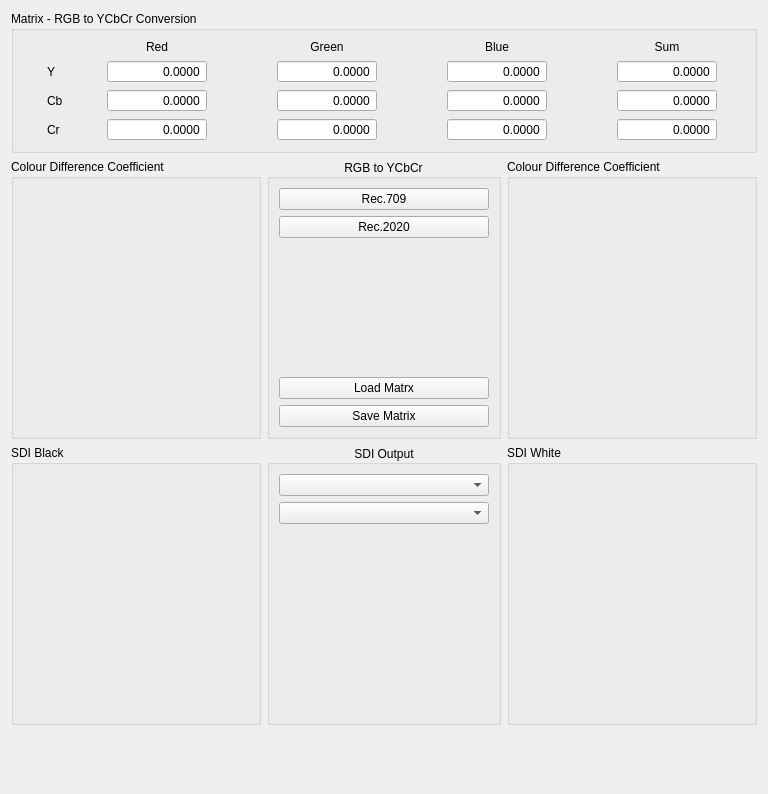
Before: the Qt Designer form dct_widgets/outbox/outbox.ui in KAYA-Instruments/SDI-Control-Point, drawn with Qt 5.
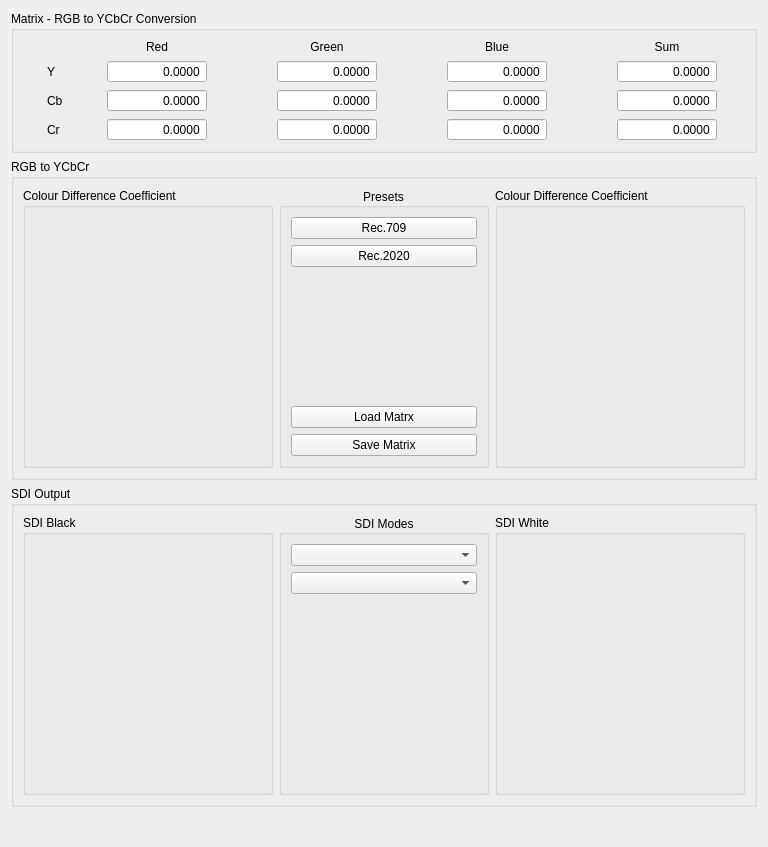
After: the same form once the commit is applied. Custom widgets are drawn as their Qt base class.

Commit message:
Hide color conversion matrix elements on out tab
- The user will now mostly use the new "color_space" command instead
  of manually setting the color conversion so this feature is now
  hidden and only visible in engineering mode

```diff
--- a/dct_widgets/outbox/outbox.ui
+++ b/dct_widgets/outbox/outbox.ui
@@ -7,7 +7,7 @@
     <x>0</x>
     <y>0</y>
     <width>768</width>
-    <height>794</height>
+    <height>847</height>
    </rect>
   </property>
   <property name="windowTitle">
@@ -688,68 +688,12 @@
     </widget>
    </item>
    <item>
-    <layout class="QGridLayout" name="gridLayout_4">
-     <item row="1" column="1">
-      <widget class="QGroupBox" name="gbxSdiOutput">
-       <property name="minimumSize">
-        <size>
-         <width>0</width>
-         <height>280</height>
-        </size>
-       </property>
+    <widget class="QGroupBox" name="gbxRGBtoYCbCr">
        <property name="title">
-        <string>SDI Output</string>
-       </property>
-       <property name="alignment">
-        <set>Qt::AlignCenter</set>
-       </property>
-       <layout class="QGridLayout" name="gridLayout_2">
-        <item row="0" column="0">
-         <widget class="QComboBox" name="cbxSdiMode">
-          <property name="minimumSize">
-           <size>
-            <width>180</width>
-            <height>0</height>
-           </size>
-          </property>
-          <property name="focusPolicy">
-           <enum>Qt::StrongFocus</enum>
-          </property>
-         </widget>
-        </item>
-        <item row="2" column="0">
-         <widget class="QComboBox" name="cbxCsMode">
-          <property name="minimumSize">
-           <size>
-            <width>180</width>
-            <height>0</height>
-           </size>
-          </property>
-          <property name="focusPolicy">
-           <enum>Qt::StrongFocus</enum>
-          </property>
-         </widget>
-        </item>
-        <item row="3" column="0">
-         <spacer name="verticalSpacer">
-          <property name="orientation">
-           <enum>Qt::Vertical</enum>
-          </property>
-          <property name="sizeType">
-           <enum>QSizePolicy::MinimumExpanding</enum>
-          </property>
-          <property name="sizeHint" stdset="0">
-           <size>
-            <width>20</width>
-            <height>40</height>
-           </size>
-          </property>
-         </spacer>
-        </item>
-       </layout>
-      </widget>
-     </item>
-     <item row="0" column="0">
+      <string>RGB to YCbCr</string>
+     </property>
+     <layout class="QHBoxLayout" name="horizontalLayout">
+      <item>
       <widget class="SingleChannelKnobBox" name="Kred">
        <property name="minimumSize">
         <size>
@@ -801,146 +745,8 @@
        </property>
       </widget>
      </item>
-     <item row="1" column="0">
-      <widget class="SingleChannelKnobBox" name="SdiBlack">
-       <property name="minimumSize">
-        <size>
-         <width>250</width>
-         <height>280</height>
-        </size>
-       </property>
-       <property name="focusPolicy">
-        <enum>Qt::TabFocus</enum>
-       </property>
-       <property name="toolTip">
-        <string/>
-       </property>
-       <property name="whatsThis">
-        <string/>
-       </property>
-       <property name="title">
-        <string>SDI Black</string>
-       </property>
-       <property name="minimum" stdset="0">
-        <number>-56</number>
-       </property>
-       <property name="maximum" stdset="0">
-        <number>56</number>
-       </property>
-       <property name="base">
-        <number>10</number>
-       </property>
-       <property name="comma" stdset="0">
-        <number>0</number>
-       </property>
-       <property name="maxAngle">
-        <number>150</number>
-       </property>
-       <property name="needleImage">
-        <pixmap resource="../../resource/resource.qrc">:/images/needle/dial-pointer.png</pixmap>
-       </property>
-       <property name="backgroundImage">
-        <pixmap resource="../../resource/resource.qrc">:/images/back/dial-back-gray.png</pixmap>
-       </property>
-      </widget>
-     </item>
-     <item row="0" column="2">
-      <widget class="SingleChannelKnobBox" name="Kblue">
-       <property name="minimumSize">
-        <size>
-         <width>250</width>
-         <height>280</height>
-        </size>
-       </property>
-       <property name="maximumSize">
-        <size>
-         <width>16777215</width>
-         <height>16777215</height>
-        </size>
-       </property>
-       <property name="focusPolicy">
-        <enum>Qt::TabFocus</enum>
-       </property>
-       <property name="toolTip">
-        <string/>
-       </property>
-       <property name="whatsThis">
-        <string/>
-       </property>
-       <property name="title">
-        <string>Colour Difference Coefficient</string>
-       </property>
-       <property name="maxRounds">
-        <number>1</number>
-       </property>
-       <property name="maximum" stdset="0">
-        <number>5000</number>
-       </property>
-       <property name="base">
-        <number>10</number>
-       </property>
-       <property name="comma" stdset="0">
-        <number>4</number>
-       </property>
-       <property name="displayMultiplier">
-        <number>1</number>
-       </property>
-       <property name="maxAngle">
-        <number>150</number>
-       </property>
-       <property name="needleImage">
-        <pixmap resource="../../resource/resource.qrc">:/images/needle/dial-pointer.png</pixmap>
-       </property>
-       <property name="backgroundImage">
-        <pixmap resource="../../resource/resource.qrc">:/images/back/dial-back-blue.png</pixmap>
-       </property>
-      </widget>
-     </item>
-     <item row="1" column="2">
-      <widget class="SingleChannelKnobBox" name="SdiWhite">
-       <property name="minimumSize">
-        <size>
-         <width>250</width>
-         <height>280</height>
-        </size>
-       </property>
-       <property name="focusPolicy">
-        <enum>Qt::TabFocus</enum>
-       </property>
-       <property name="toolTip">
-        <string/>
-       </property>
-       <property name="whatsThis">
-        <string/>
-       </property>
-       <property name="title">
-        <string>SDI White</string>
-       </property>
-       <property name="minimum" stdset="0">
-        <number>-82</number>
-       </property>
-       <property name="maximum" stdset="0">
-        <number>82</number>
-       </property>
-       <property name="base">
-        <number>10</number>
-       </property>
-       <property name="comma" stdset="0">
-        <number>0</number>
-       </property>
-       <property name="maxAngle">
-        <number>150</number>
-       </property>
-       <property name="needleImage">
-        <pixmap resource="../../resource/resource.qrc">:/images/needle/dial-pointer.png</pixmap>
-       </property>
-       <property name="backgroundImage">
-        <pixmap resource="../../resource/resource.qrc">:/images/back/dial-back-gray.png</pixmap>
-       </property>
-      </widget>
-     </item>
-     <item row="0" column="1">
-      <widget class="QGroupBox" name="RGBtoYCBCr">
+      <item>
+       <widget class="QGroupBox" name="gbxPresets">
        <property name="minimumSize">
         <size>
          <width>0</width>
@@ -948,7 +754,7 @@
         </size>
        </property>
        <property name="title">
-        <string>RGB to YCbCr</string>
+         <string>Presets</string>
        </property>
        <property name="alignment">
         <set>Qt::AlignCenter</set>
@@ -1028,7 +834,228 @@
        </layout>
       </widget>
      </item>
-    </layout>
+      <item>
+       <widget class="SingleChannelKnobBox" name="Kblue">
+        <property name="minimumSize">
+         <size>
+          <width>250</width>
+          <height>280</height>
+         </size>
+        </property>
+        <property name="maximumSize">
+         <size>
+          <width>16777215</width>
+          <height>16777215</height>
+         </size>
+        </property>
+        <property name="focusPolicy">
+         <enum>Qt::TabFocus</enum>
+        </property>
+        <property name="toolTip">
+         <string/>
+        </property>
+        <property name="whatsThis">
+         <string/>
+        </property>
+        <property name="title">
+         <string>Colour Difference Coefficient</string>
+        </property>
+        <property name="maxRounds">
+         <number>1</number>
+        </property>
+        <property name="maximum" stdset="0">
+         <number>5000</number>
+        </property>
+        <property name="base">
+         <number>10</number>
+        </property>
+        <property name="comma" stdset="0">
+         <number>4</number>
+        </property>
+        <property name="displayMultiplier">
+         <number>1</number>
+        </property>
+        <property name="maxAngle">
+         <number>150</number>
+        </property>
+        <property name="needleImage">
+         <pixmap resource="../../resource/resource.qrc">:/images/needle/dial-pointer.png</pixmap>
+        </property>
+        <property name="backgroundImage">
+         <pixmap resource="../../resource/resource.qrc">:/images/back/dial-back-blue.png</pixmap>
+        </property>
+       </widget>
+      </item>
+     </layout>
+    </widget>
+   </item>
+   <item>
+    <widget class="QGroupBox" name="gbxSdiOutput">
+     <property name="title">
+      <string>SDI Output</string>
+     </property>
+     <layout class="QHBoxLayout" name="horizontalLayout_2">
+      <item>
+       <widget class="SingleChannelKnobBox" name="SdiBlack">
+        <property name="minimumSize">
+         <size>
+          <width>250</width>
+          <height>280</height>
+         </size>
+        </property>
+        <property name="focusPolicy">
+         <enum>Qt::TabFocus</enum>
+        </property>
+        <property name="toolTip">
+         <string/>
+        </property>
+        <property name="whatsThis">
+         <string/>
+        </property>
+        <property name="title">
+         <string>SDI Black</string>
+        </property>
+        <property name="minimum" stdset="0">
+         <number>-56</number>
+        </property>
+        <property name="maximum" stdset="0">
+         <number>56</number>
+        </property>
+        <property name="base">
+         <number>10</number>
+        </property>
+        <property name="comma" stdset="0">
+         <number>0</number>
+        </property>
+        <property name="maxAngle">
+         <number>150</number>
+        </property>
+        <property name="needleImage">
+         <pixmap resource="../../resource/resource.qrc">:/images/needle/dial-pointer.png</pixmap>
+        </property>
+        <property name="backgroundImage">
+         <pixmap resource="../../resource/resource.qrc">:/images/back/dial-back-gray.png</pixmap>
+        </property>
+       </widget>
+      </item>
+      <item>
+       <widget class="QGroupBox" name="gbxModes">
+        <property name="minimumSize">
+         <size>
+          <width>0</width>
+          <height>280</height>
+         </size>
+        </property>
+        <property name="title">
+         <string>SDI Modes</string>
+        </property>
+        <property name="alignment">
+         <set>Qt::AlignCenter</set>
+        </property>
+        <layout class="QGridLayout" name="gridLayout_2">
+         <item row="0" column="0">
+          <widget class="QComboBox" name="cbxSdiMode">
+           <property name="minimumSize">
+            <size>
+             <width>180</width>
+             <height>0</height>
+            </size>
+           </property>
+           <property name="focusPolicy">
+            <enum>Qt::StrongFocus</enum>
+           </property>
+          </widget>
+         </item>
+         <item row="2" column="0">
+          <widget class="QComboBox" name="cbxCsMode">
+           <property name="minimumSize">
+            <size>
+             <width>180</width>
+             <height>0</height>
+            </size>
+           </property>
+           <property name="focusPolicy">
+            <enum>Qt::StrongFocus</enum>
+           </property>
+          </widget>
+         </item>
+         <item row="3" column="0">
+          <spacer name="verticalSpacer">
+           <property name="orientation">
+            <enum>Qt::Vertical</enum>
+           </property>
+           <property name="sizeType">
+            <enum>QSizePolicy::MinimumExpanding</enum>
+           </property>
+           <property name="sizeHint" stdset="0">
+            <size>
+             <width>20</width>
+             <height>40</height>
+            </size>
+           </property>
+          </spacer>
+         </item>
+        </layout>
+       </widget>
+      </item>
+      <item>
+       <widget class="SingleChannelKnobBox" name="SdiWhite">
+        <property name="minimumSize">
+         <size>
+          <width>250</width>
+          <height>280</height>
+         </size>
+        </property>
+        <property name="focusPolicy">
+         <enum>Qt::TabFocus</enum>
+        </property>
+        <property name="toolTip">
+         <string/>
+        </property>
+        <property name="whatsThis">
+         <string/>
+        </property>
+        <property name="title">
+         <string>SDI White</string>
+        </property>
+        <property name="minimum" stdset="0">
+         <number>-82</number>
+        </property>
+        <property name="maximum" stdset="0">
+         <number>82</number>
+        </property>
+        <property name="base">
+         <number>10</number>
+        </property>
+        <property name="comma" stdset="0">
+         <number>0</number>
+        </property>
+        <property name="maxAngle">
+         <number>150</number>
+        </property>
+        <property name="needleImage">
+         <pixmap resource="../../resource/resource.qrc">:/images/needle/dial-pointer.png</pixmap>
+        </property>
+        <property name="backgroundImage">
+         <pixmap resource="../../resource/resource.qrc">:/images/back/dial-back-gray.png</pixmap>
+        </property>
+       </widget>
+      </item>
+     </layout>
+    </widget>
+   </item>
+   <item>
+    <spacer name="verticalSpacer_3">
+     <property name="orientation">
+      <enum>Qt::Vertical</enum>
+     </property>
+     <property name="sizeHint" stdset="0">
+      <size>
+       <width>20</width>
+       <height>0</height>
+      </size>
+     </property>
+    </spacer>
    </item>
    <item>
     <spacer name="verticalSpacer_2">
```
Left out of the diff: 6 changed lines with no effect on the pictures. Lines whose indentation alone changed are shown as unchanged. The commit also changes 1 other file.
